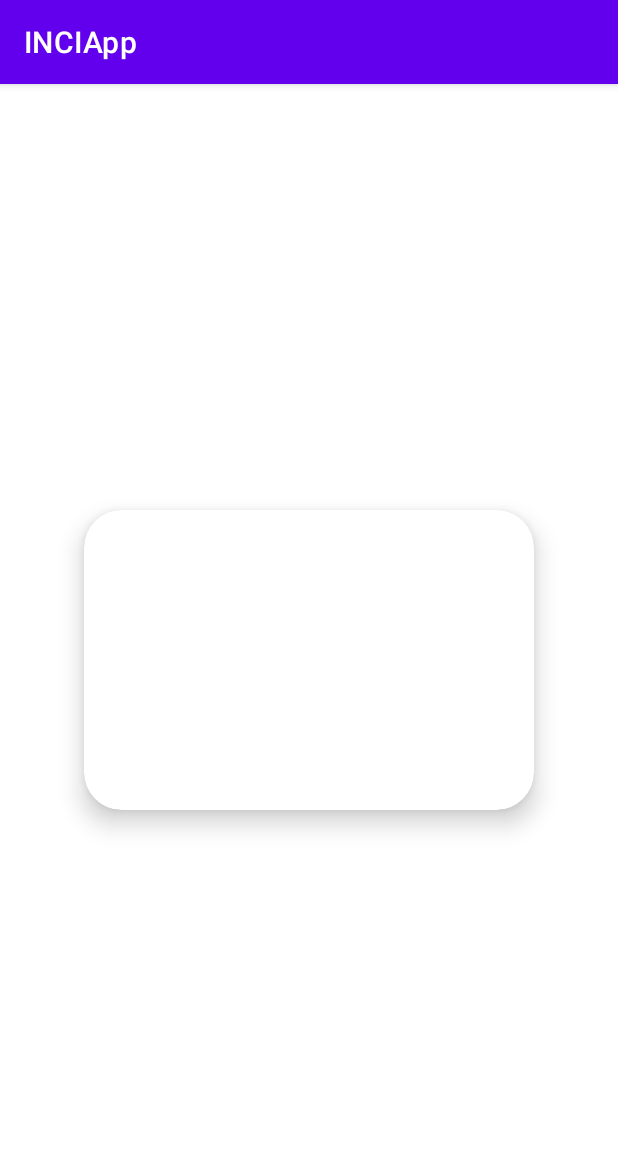
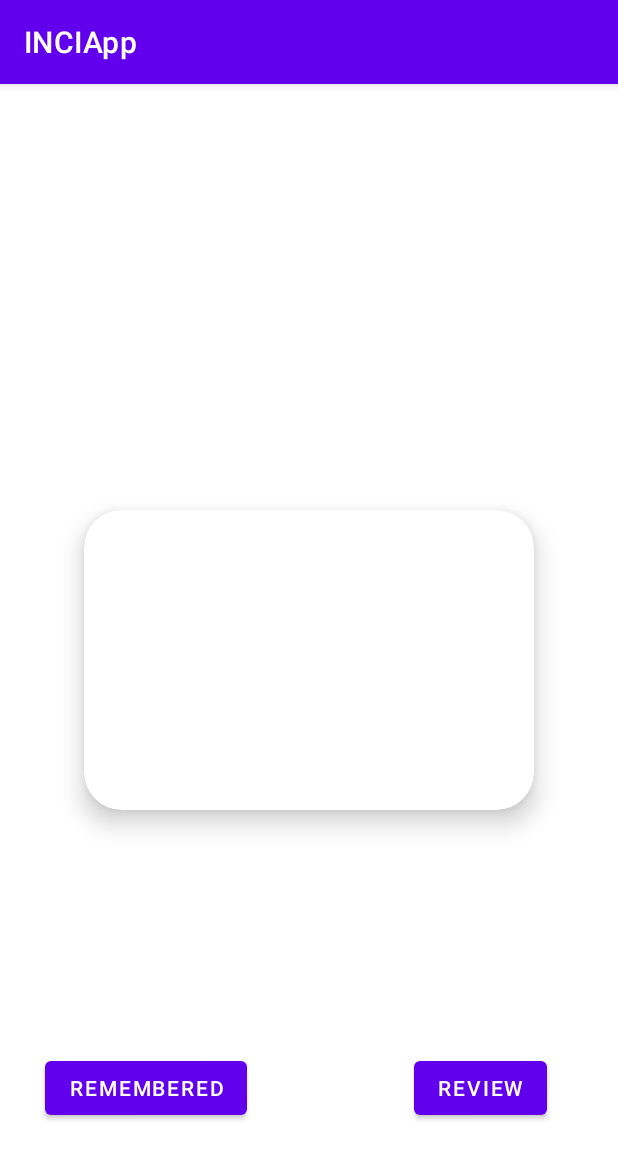
Before and after one commit to pannaAdrianna/INCIApp, an Android app: the QuizINCIActivity screen opened directly, with no data from a screen before it, on a phone screen of 412 x 824 dp. Shown: the top 1159 px of the screen. Run offline under Robolectric (Android 15) with nearby library versions, the phone set to English and light mode, and no system bars.

Commit message:
commit layot for quiz view

```diff
--- a/app/src/main/res/layout/activity_quiz_i_n_c_i.xml
+++ b/app/src/main/res/layout/activity_quiz_i_n_c_i.xml
@@ -9,6 +9,9 @@
     <androidx.cardview.widget.CardView
         android:layout_width="300sp"
         android:layout_height="200sp"
+        android:layout_marginRight="30sp"
+        android:layout_marginLeft="30sp"
+        android:layout_marginTop="30sp"
         android:layout_centerHorizontal="true"
         android:layout_centerVertical="true"
         app:cardBackgroundColor="@color/white"
@@ -28,5 +31,36 @@
                 android:text="TextView"
                 android:textColor="@color/white" />
         </RelativeLayout>
+
     </androidx.cardview.widget.CardView>
+
+    <androidx.constraintlayout.widget.ConstraintLayout
+        android:layout_width="match_parent"
+        android:layout_height="match_parent">
+
+        <Button
+            android:id="@+id/btnTrue"
+            android:layout_width="wrap_content"
+            android:layout_height="wrap_content"
+            android:text="@string/hintbtnTrue"
+            app:layout_constraintBottom_toBottomOf="parent"
+            app:layout_constraintEnd_toEndOf="parent"
+            app:layout_constraintHorizontal_bias="0.108"
+            app:layout_constraintStart_toStartOf="parent"
+            app:layout_constraintTop_toTopOf="parent"
+            app:layout_constraintVertical_bias="0.896" />
+
+        <Button
+            android:id="@+id/btnFalse"
+            android:layout_width="wrap_content"
+            android:layout_height="wrap_content"
+            android:text="@string/hintbtnFalse"
+            app:layout_constraintBottom_toBottomOf="parent"
+            app:layout_constraintEnd_toEndOf="parent"
+            app:layout_constraintHorizontal_bias="0.839"
+            app:layout_constraintStart_toStartOf="@+id/btnTrue"
+            app:layout_constraintTop_toTopOf="parent"
+            app:layout_constraintVertical_bias="0.896" />
+    </androidx.constraintlayout.widget.ConstraintLayout>
+
 </RelativeLayout>
```
